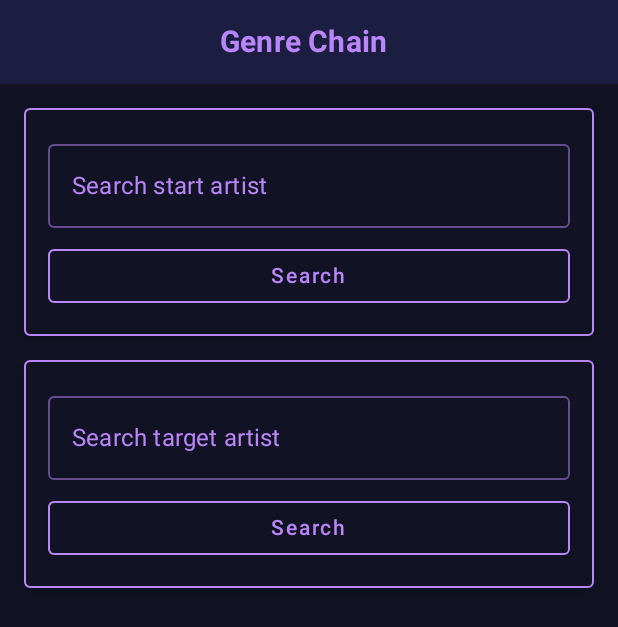
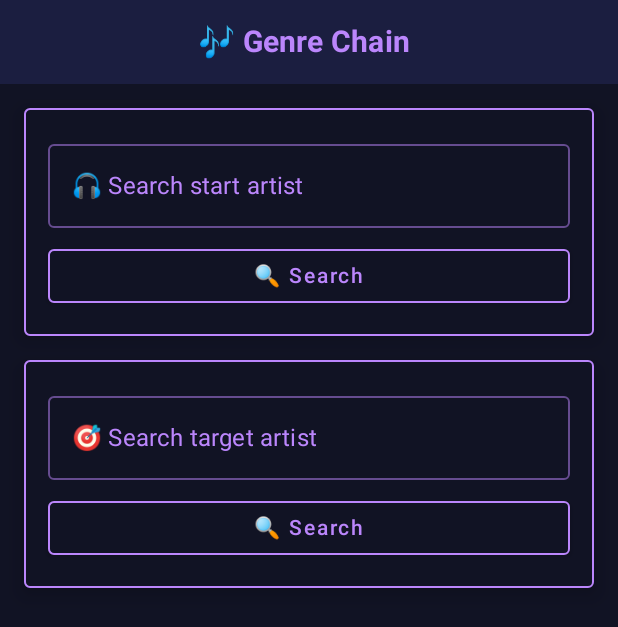
Before and after one commit to 4444est/genre-chain, an Android app built with Jetpack Compose: the screen it shows after launch (MainActivity), on a phone screen of 412 x 824 dp. Shown: the top 627 px of the screen. Run offline under Robolectric (Android 15) with nearby library versions, the phone set to English and light mode, and no system bars.

Commit message:
Adding some UI changes to Start screen and Game Screen.

```diff
--- a/app/src/main/java/com/example/genrechain/ui/screens/StartScreen.kt
+++ b/app/src/main/java/com/example/genrechain/ui/screens/StartScreen.kt
@@ -11,13 +11,12 @@ import androidx.compose.material.icons.outlined.Delete
 import androidx.compose.runtime.*
 import androidx.compose.ui.Alignment
 import androidx.compose.ui.Modifier
-import androidx.compose.ui.graphics.Color
+//import androidx.compose.ui.graphics.Color
 import androidx.compose.ui.text.font.FontWeight
 import androidx.compose.ui.text.style.TextAlign
 import androidx.compose.ui.unit.dp
 import androidx.compose.ui.zIndex
 import androidx.lifecycle.viewmodel.compose.viewModel
-import com.google.accompanist.systemuicontroller.rememberSystemUiController
 import com.example.genrechain.data.remote.dto.ArtistDto
 import com.example.genrechain.ui.theme.PurpleText
 import com.example.genrechain.viewmodel.GameViewModel
@@ -29,25 +28,18 @@ fun StartScreen(
     onStartGame: () -> Unit
 ) {
     val vm: GameViewModel = viewModel()
-    val navBarColor = MaterialTheme.colors.background;
 
-    // system bar coloring
-    val sysUi = rememberSystemUiController()
-    SideEffect {
-        sysUi.setNavigationBarColor(navBarColor)
-    }
+    var query by remember { mutableStateOf("") }
+    var targetQuery by remember { mutableStateOf("") }
+    var activeSection by remember { mutableStateOf(0) }
+    var listVisible by remember { mutableStateOf(false) }
 
-    var query        by remember { mutableStateOf("") }
-    var targetQuery  by remember { mutableStateOf("") }
-    var activeSection by remember { mutableStateOf(0) }
-    var listVisible  by remember { mutableStateOf(false) }
-
-    val results    by vm.searchResults.collectAsState()
-    val error      by vm.error.collectAsState()
-    val fullStart  by vm.startArtist.collectAsState()
+    val results by vm.searchResults.collectAsState()
+    val error by vm.error.collectAsState()
+    val fullStart by vm.startArtist.collectAsState()
     val fullTarget by vm.targetArtist.collectAsState()
 
-    LaunchedEffect(fullStart)  { fullStart?.let(onStartClick) }
+    LaunchedEffect(fullStart) { fullStart?.let(onStartClick) }
     LaunchedEffect(fullTarget) { fullTarget?.let(onTargetClick) }
 
     Scaffold(
@@ -57,11 +49,11 @@ fun StartScreen(
                 elevation = 0.dp,
                 title = {
                     Text(
-                        "Genre Chain",
+                        "🎶 Genre Chain",
                         color = PurpleText,
                         style = MaterialTheme.typography.h6.copy(fontWeight = FontWeight.Bold),
-                        modifier = Modifier.fillMaxWidth().offset(x = (-10).dp), // move left a bit
-                        textAlign = TextAlign.Center,
+                        modifier = Modifier.fillMaxWidth().offset(x = (-10).dp),
+                        textAlign = TextAlign.Center
                     )
                 }
             )
@@ -73,9 +65,8 @@ fun StartScreen(
                 .padding(padding)
                 .padding(16.dp)
         ) {
-            // ─── START SEARCH ───────────────────────────────────
             SearchCard(
-                label = "Search start artist",
+                label = "🎧 Search start artist",
                 query = query,
                 onQueryChange = { query = it },
                 onSearch = {
@@ -93,9 +84,8 @@ fun StartScreen(
 
             Spacer(Modifier.height(16.dp))
 
-            // ─── TARGET SEARCH ──────────────────────────────────
             SearchCard(
-                label = "Search target artist",
+                label = "🎯 Search target artist",
                 query = targetQuery,
                 onQueryChange = { targetQuery = it },
                 onSearch = {
@@ -114,11 +104,10 @@ fun StartScreen(
             Spacer(Modifier.weight(1f))
 
             error?.let {
-                Text("Error: $it", color = MaterialTheme.colors.error)
+                Text("⚠️ Error: $it", color = MaterialTheme.colors.error)
                 Spacer(Modifier.height(8.dp))
             }
 
-            // ─── SELECTED START ───────────────────────────────
             fullStart?.let { artist ->
                 Row(
                     verticalAlignment = Alignment.CenterVertically,
@@ -148,7 +137,6 @@ fun StartScreen(
                 )
             }
 
-            // ─── SELECTED TARGET ──────────────────────────────
             fullTarget?.let { artist ->
                 Row(
                     verticalAlignment = Alignment.CenterVertically,
@@ -189,7 +177,7 @@ fun StartScreen(
                     ),
                     border = BorderStroke(1.dp, MaterialTheme.colors.onSurface)
                 ) {
-                    Text("Start Game", color = PurpleText)
+                    Text("🚀 Start Game", color = PurpleText)
                 }
             }
         }
@@ -206,7 +194,6 @@ private fun SearchCard(
     visible: Boolean,
     onItemClick: (ArtistDto) -> Unit
 ) {
-    val vm: GameViewModel = viewModel()
     Column {
         Card(
             backgroundColor = MaterialTheme.colors.background,
@@ -222,9 +209,9 @@ private fun SearchCard(
                     modifier = Modifier.fillMaxWidth(),
                     textStyle = LocalTextStyle.current.copy(color = PurpleText),
                     colors = TextFieldDefaults.outlinedTextFieldColors(
-                        focusedBorderColor   = MaterialTheme.colors.onSurface,
+                        focusedBorderColor = MaterialTheme.colors.onSurface,
                         unfocusedBorderColor = PurpleText.copy(alpha = 0.5f),
-                        cursorColor          = PurpleText
+                        cursorColor = PurpleText
                     )
                 )
                 Spacer(Modifier.height(8.dp))
@@ -236,7 +223,7 @@ private fun SearchCard(
                     ),
                     border = BorderStroke(1.dp, MaterialTheme.colors.onSurface)
                 ) {
-                    Text("Search", color = PurpleText)
+                    Text("🔍 Search", color = PurpleText)
                 }
 
                 if (visible && results.isNotEmpty()) {
```
Also changed, not shown: app/src/main/java/com/example/genrechain/ui/screens/GameScreen.kt (+60 -47 lines).
